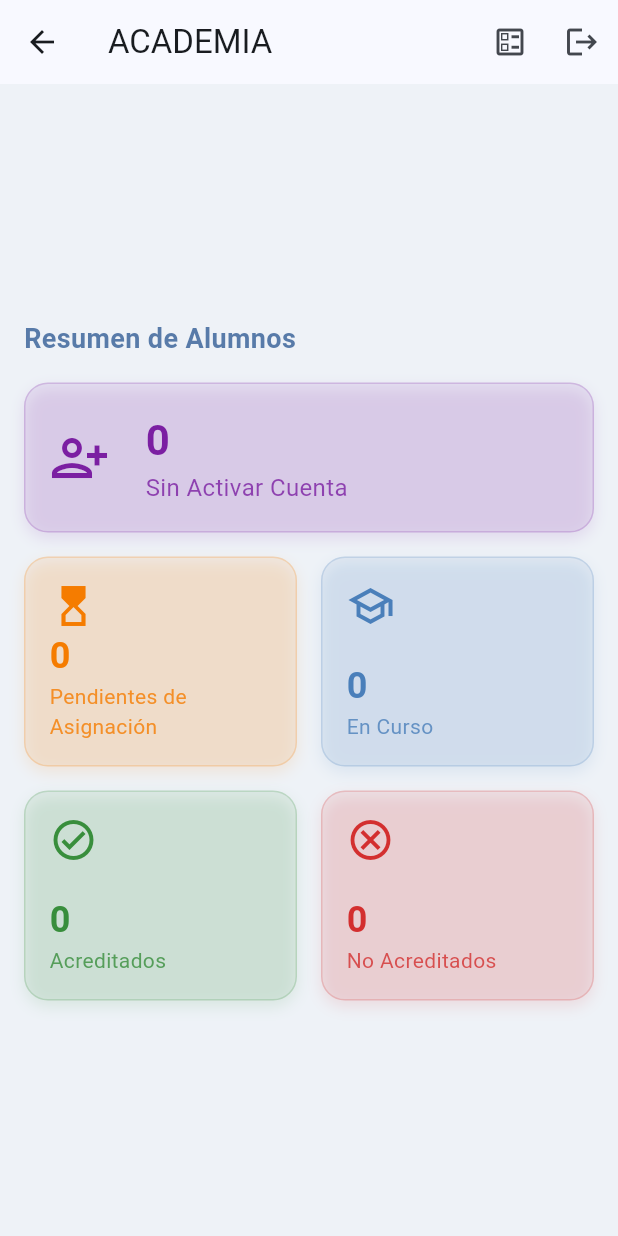
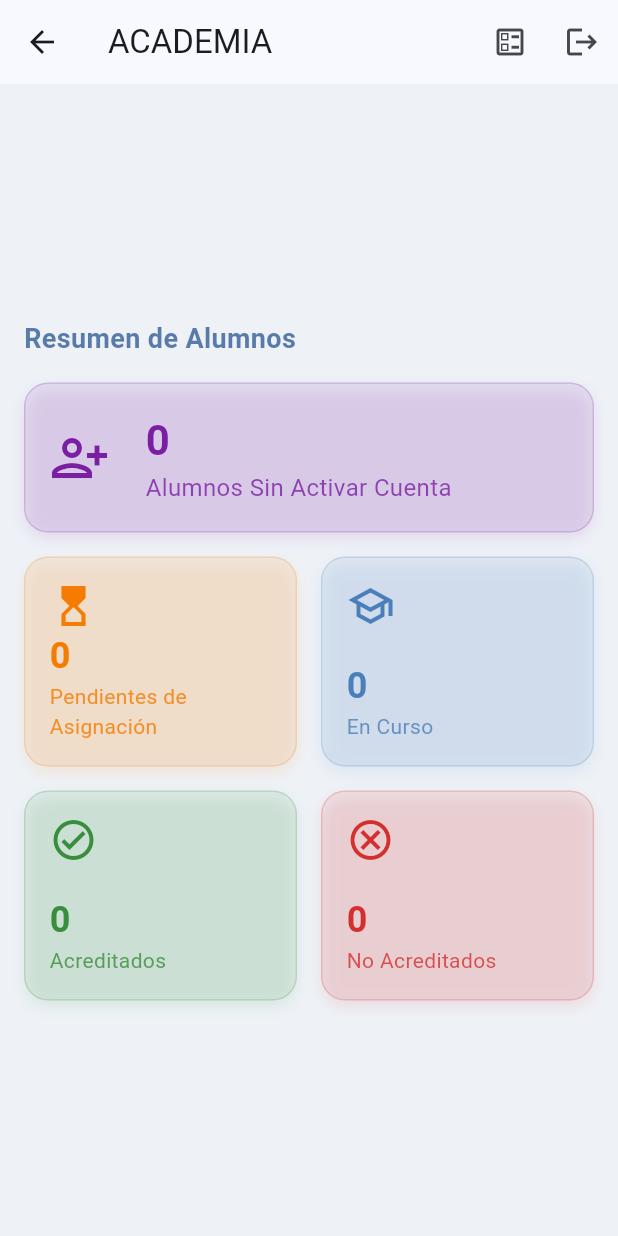
Before and after one commit to betilloXann/proyecto_tutorias, a Flutter app: the AcademyHomeView screen opened directly, on a phone screen of 412 x 824 dp. Run offline on Flutter 3.47's test engine with Material 3 defaults, Android fonts, the phone set to English and light mode, and no system bars; our stand-ins replace cloud_firestore, dio, file_picker, firebase_auth, firebase_core, firebase_storage and 5 more; missing offline and left inert: excel, firebase_app_check, universal_html; accounts and stored records are empty.

Commit message:
:pencil2: Se arreglaron estilos y modificacion de titulos

```diff
--- a/lib/features/academic/views/academy_home_view.dart
+++ b/lib/features/academic/views/academy_home_view.dart
@@ -135,7 +135,7 @@ class _AcademyHomeViewState extends State<AcademyHomeView> with WidgetsBindingOb
                       child: SizedBox(
                         height: 100,
                         child: _HoverableSummaryCard(
-                          title: 'Sin Activar Cuenta',
+                          title: 'Alumnos Sin Activar Cuenta',
                           count: vm.preRegisteredStudents.length.toString(),
                           icon: Icons.person_add_alt_1_outlined,
                           color: Colors.purple.shade700,
--- a/lib/features/academic/views/department_home_view.dart
+++ b/lib/features/academic/views/department_home_view.dart
@@ -133,7 +133,7 @@ class _DepartmentHomeViewState extends State<DepartmentHomeView> with WidgetsBin
                           GestureDetector(
                             onTap: () => _navigateToStudentList(context, 'Pre-registrados', vm.students.where((s) => s.status == 'PRE_REGISTRO').toList()),
                             child: _HoverableSummaryCard(
-                              title: 'Sin Activar Cuenta',
+                              title: 'Alumnos Sin Activar Cuenta',
                               count: vm.preRegisteredCount.toString(),
                               icon: Icons.person_add_alt_1_outlined,
                               color: Colors.purple.shade700,
--- a/lib/features/students/views/student_detail_view.dart
+++ b/lib/features/students/views/student_detail_view.dart
@@ -121,7 +121,7 @@ class _StudentDetailViewState extends State<StudentDetailView> {
                   children: [
                     _buildStudentInfoCard(context, vm.student),
                     const SizedBox(height: 24),
-                    _buildSectionTitle("MATERIAS POR CURSAR"), // <-- NUEVA SECCIÓN
+                    _buildSectionTitle("MATERIAS REPROBADAS"), // <-- NUEVA SECCIÓN
                     _buildSubjectsToTake(vm), // <-- NUEVO WIDGET
                     const SizedBox(height: 24),
                     _buildSectionTitle("CARGA ACADÉMICA REGISTRADA"),
--- a/lib/main.dart
+++ b/lib/main.dart
@@ -5,6 +5,7 @@ import 'package:provider/provider.dart';
 import 'package:proyecto_tutorias/data/repositories/admin_repository.dart';
 import 'package:proyecto_tutorias/features/admin/viewmodels/admin_viewmodel.dart';
 import 'firebase_options.dart';
+import 'package:flutter/foundation.dart';
 import 'package:firebase_app_check/firebase_app_check.dart';
 
 import 'package:proyecto_tutorias/features/login/views/welcome_view.dart';
@@ -42,6 +43,11 @@ void main() async {
     // Usamos 'AndroidProvider' que es el nombre actual de la clase en la librería.
     //androidProvider: AndroidProvider.playIntegrity, // Asegúrate de que AndroidProvider empiece con A mayúscula
   );
+
+  if (kDebugMode) {
+    // Esto permite que App Check genere un token de depuración en la consola
+    await FirebaseAppCheck.instance.setTokenAutoRefreshEnabled(true);
+  }
 
   runApp(
     MultiProvider(
```
Also changed, not shown: pubspec.lock, 1 other file.
